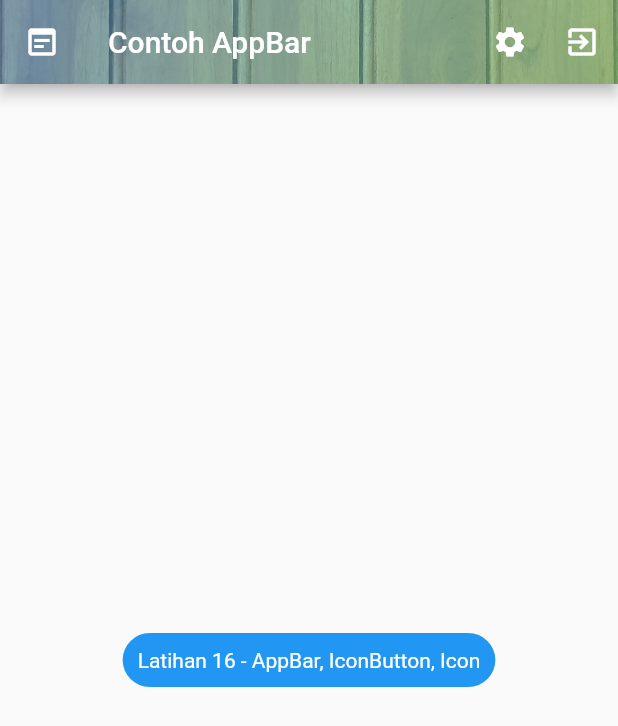
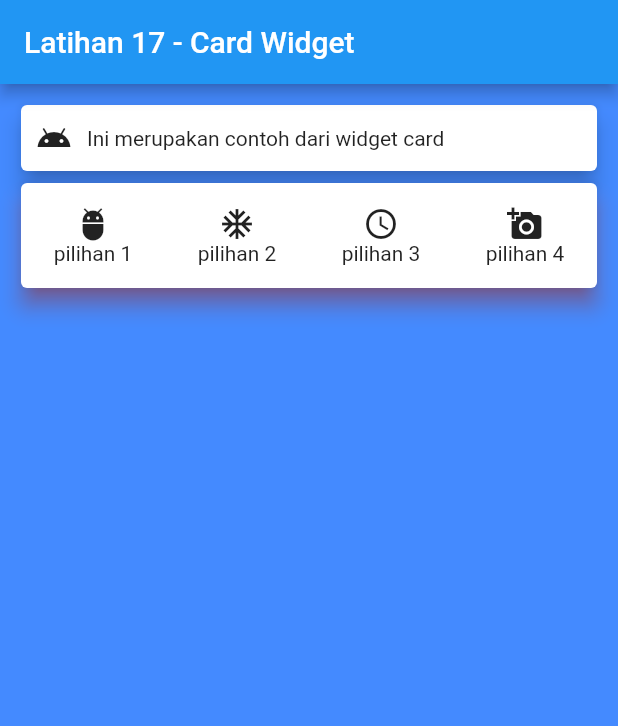
Before and after one commit to dodichakill/latihan_flutter_ku, a Flutter app: the screen it shows after launch, on a phone screen of 412 x 824 dp. Shown: the top 726 px of the screen. Run offline on Flutter 3.47's test engine with Material 2 defaults, Android fonts, the phone set to English and light mode, and no system bars.

Commit message:
Latihan 17 - Card Widget

```diff
--- a/lib/main.dart
+++ b/lib/main.dart
@@ -1,66 +1,83 @@
-// Latihan 16 - AppBar, IconButton, Icon
+// Latihan 17 - Card Widget
 
 import 'package:flutter/material.dart';
 
 void main() => runApp(MyApp());
 
-// ignore: must_be_immutable
 class MyApp extends StatelessWidget {
   @override
   Widget build(BuildContext context) {
     return MaterialApp(
-        home: Scaffold(
-      appBar: AppBar(
-          leading: Icon(
-            Icons.wysiwyg,
-            color: Colors.white,
+      home: Scaffold(
+          backgroundColor: Colors.blueAccent,
+          appBar: AppBar(
+            title: Text('Latihan 17 - Card Widget'),
           ),
-          title: Text(
-            'Contoh AppBar',
-            style: TextStyle(color: Colors.white),
-          ),
-          actions: <Widget>[
-            IconButton(
-              onPressed: () {},
-              icon: Icon(Icons.settings),
+          body: Container(
+            margin: EdgeInsets.all(10),
+            child: ListView(
+              children: <Widget>[
+                Card(
+                  elevation: 6,
+                  child: Row(
+                    children: [
+                      Container(
+                          margin: EdgeInsets.all(10),
+                          child: Icon(Icons.android)),
+                      Text('Ini merupakan contoh dari widget card')
+                    ],
+                  ),
+                ),
+                Card(
+                  shadowColor: Colors.red,
+                  elevation: 6,
+                  child: Row(
+                    mainAxisAlignment: MainAxisAlignment.spaceAround,
+                    children: [
+                      Container(
+                        margin: EdgeInsets.all(10),
+                        padding: EdgeInsets.all(5),
+                        child: Column(
+                          children: [Icon(Icons.adb), Text('pilihan 1')],
+                        ),
+                      ),
+                      Container(
+                        margin: EdgeInsets.all(10),
+                        padding: EdgeInsets.all(5),
+                        child: Column(
+                          children: [Icon(Icons.ac_unit), Text('pilihan 2')],
+                        ),
+                      ),
+                      Container(
+                        margin: EdgeInsets.all(10),
+                        padding: EdgeInsets.all(5),
+                        child: Column(
+                          children: [
+                            Icon(Icons.access_time),
+                            Text('pilihan 3')
+                          ],
+                        ),
+                      ),
+                      Container(
+                        margin: EdgeInsets.all(10),
+                        padding: EdgeInsets.all(5),
+                        child: Column(
+                          children: [
+                            Icon(Icons.add_a_photo),
+                            Text('pilihan 4')
+                          ],
+                        ),
+                      ),
+                    ],
+                  ),
+                ),
+              ],
             ),
-            IconButton(
-              onPressed: () {},
-              icon: Icon(Icons.exit_to_app),
-            ),
-          ],
-          flexibleSpace: Container(
-            decoration: BoxDecoration(
-                gradient: LinearGradient(
-                    colors: [Colors.blue, Colors.greenAccent],
-                    begin: FractionalOffset.topLeft,
-                    end: FractionalOffset.bottomRight),
-                image: DecorationImage(
-                    // image: AssetImage('images/texture-kayu.jpg'),
-                    image: AssetImage('images/texture-kayu.png'),
-                    fit: BoxFit.cover)),
           )),
-      body: Center(
-        child: Container(
-            decoration: BoxDecoration(
-                color: Colors.blue, borderRadius: BorderRadius.circular(20)),
-            padding: EdgeInsets.all(10),
-            child: Text(
-              'Latihan 16 - AppBar, IconButton, Icon',
-              style: TextStyle(color: Colors.white),
-            )),
-      ),
-    ));
+    );
   }
 }
 
 // penjelasan singkat
 // ----------------
-// AppBar merupakan widget yang berfungsi untuk memberikan keterangan di bar, keterangan tersebut bisa berupa apa saja seperti widget text maupun widget lainya. AppBar juga memiliki beberapa property seperti:
-// - leading, merupakan property yang akan menampilkan widget disebelah kiri
-// - title, merupakan property yang akan menampilkan widget disebelah kanan leading
-// - actions,merupakan property yang akan menampilkan widget disebelah kanan title
-// - flexibleSpace, merupakan property yang berguna untuk mengatur background suatu appBar
-// Icon merupakan widget yang berfungsi untuk menampilkan gambar icon dan dapat berisi nilai Icons.(tekan ctrl + spacebar) yang mempunyai berbagai icon yang telah disediakan flutter,
-// ButtonIcon merupakan widget icon yang berguna untuk menjadi tombol, didalamnya juga terdapat porperty onPressed untuk method yang akan dijalankan ketika tombol diklik, dan properti icon yang berisi widget Icon
-//
+// Card merupakan widget yang berfungsi untuk membuat sebuah card. ia mempunyai beberapa property
```
